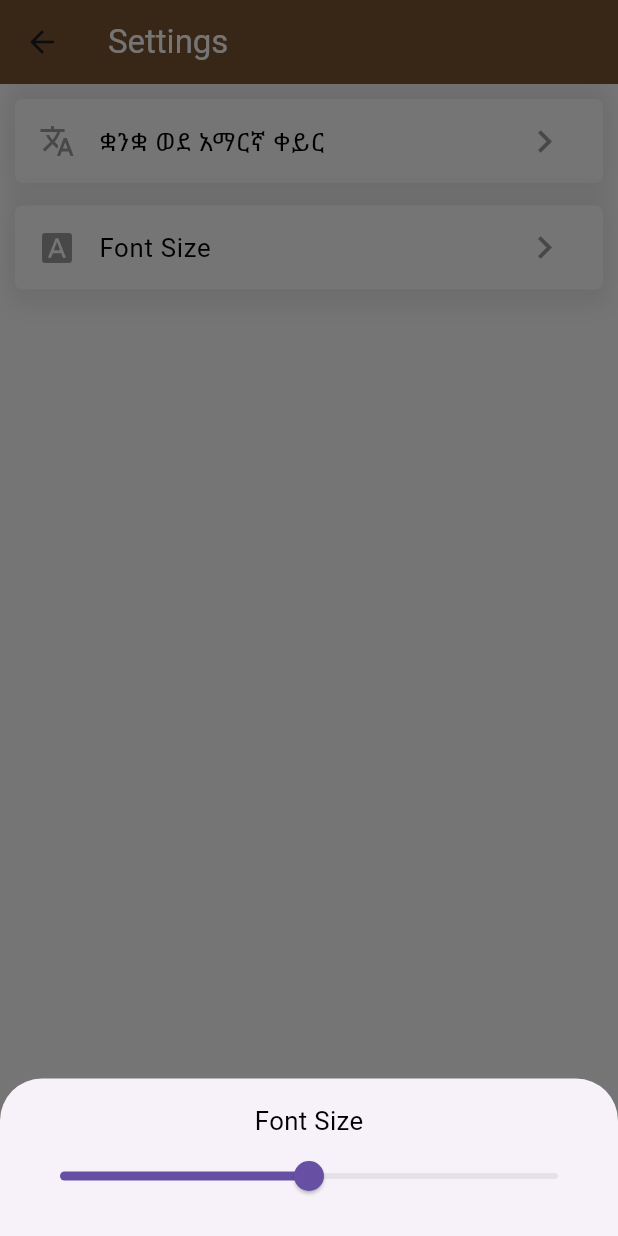
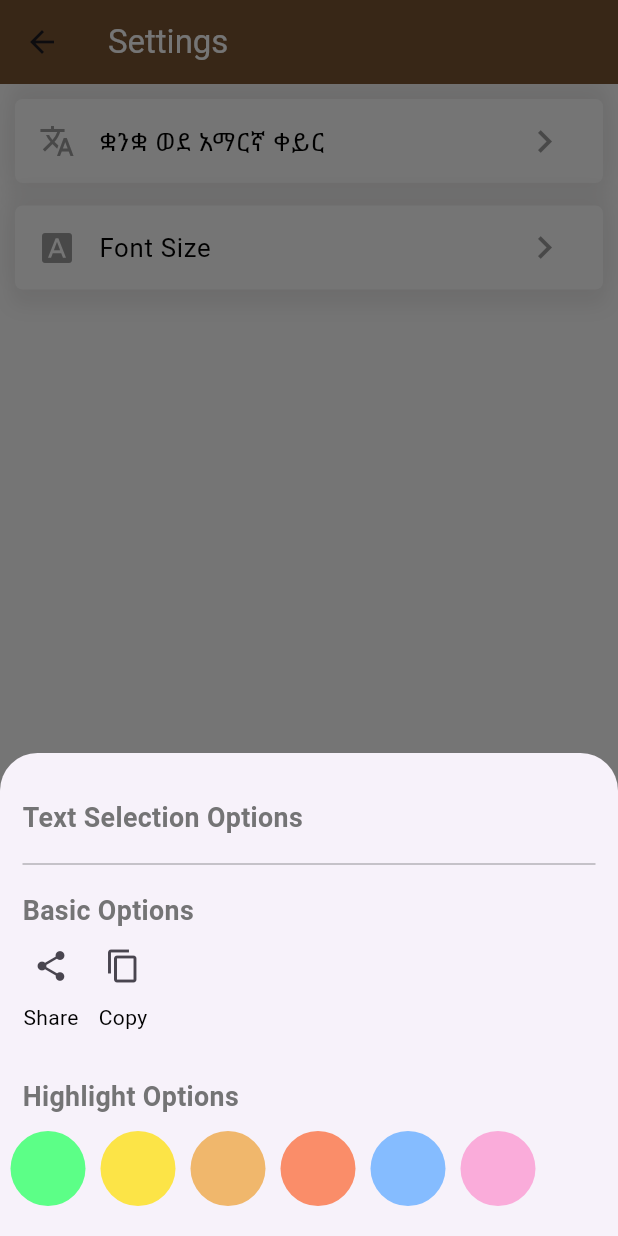
Before and after one commit to EphremAsnake/Bible_Book_APP, a Flutter app: the SettingsView screen opened by its route, after a tap on "Change Language To English", after a tap on "Font Size", on a phone screen of 412 x 824 dp. Run offline on Flutter 3.47's test engine with Material 3 defaults, Android fonts, the phone set to English and light mode, and no system bars; our stand-ins replace connectivity_plus, expandable_page_view, flutter_easyloading, flutter_spinkit, get, hive and 8 more; missing offline and left inert: flutter_inappwebview, flutter_statusbarcolor_ns, store_redirect, zoom_widget; accounts and stored records are empty; network calls fail.

Commit message:
highlight feature progress and other bug fixes

```diff
--- a/lib/app/modules/detail/controllers/detail_controller.dart
+++ b/lib/app/modules/detail/controllers/detail_controller.dart
@@ -48,6 +48,8 @@ class DetailController extends GetxController {
   bool isLoading = false;
   bool isSelectingBook = false;
   double fontSize = 12.5;
+  bool isRowSelected = false;
+
 
   List<String> searchPlaceOptions = [
     'ot'.tr,
--- /dev/null
+++ b/lib/app/modules/detail/views/widgets/text_selection_widget.dart
@@ -0,0 +1,242 @@
+import 'package:bible_book_app/app/core/shared_controllers/database_service.dart';
+import 'package:bible_book_app/app/data/models/bible/versesAMH.dart';
+import 'package:bible_book_app/app/modules/detail/controllers/detail_controller.dart';
+import 'package:bible_book_app/app/modules/detail/views/widgets/highlight_color.dart';
+import 'package:bible_book_app/app/modules/home/views/widgets/exit_confirmation_dialogue.dart';
+import 'package:bible_book_app/app/utils/helpers/get_and_set_highlight_color.dart';
+import 'package:flutter/material.dart';
+import 'package:flutter/services.dart';
+import 'package:get/get.dart';
+import 'package:share_plus/share_plus.dart';
+import 'package:sizer/sizer.dart';
+
+void textSelectionOptions(
+    BuildContext context, int id, String tableName, Verses? verse) {
+  final DetailController detailController = Get.find<DetailController>();
+  showModalBottomSheet(
+    shape: const RoundedRectangleBorder(
+        borderRadius: BorderRadius.only(
+            topLeft: Radius.circular(25), topRight: Radius.circular(25))),
+    context: context,
+    builder: (BuildContext context) {
+      return GetBuilder<DetailController>(
+        init: DetailController(),
+        initState: (_) {},
+        builder: (_) {
+          return Container(
+            padding: const EdgeInsets.symmetric(vertical: 20, horizontal: 5),
+            child: Column(
+              mainAxisSize: MainAxisSize.min,
+              mainAxisAlignment: MainAxisAlignment.start,
+              crossAxisAlignment: CrossAxisAlignment.start,
+              children: [
+                Padding(
+                  padding: const EdgeInsets.only(top: 10, left: 10, right: 10),
+                  child: Text(
+                    "Text Selection Options",
+                    style: TextStyle(
+                        fontSize: 13.sp,
+                        color: themeData?.grayTextColor,
+                        fontWeight: FontWeight.bold),
+                  ),
+                ),
+                Padding(
+                  padding: const EdgeInsets.only(
+                      top: 10, left: 10, right: 10, bottom: 5),
+                  child: Divider(
+                    color: themeData?.grayTextColor.withOpacity(0.5),
+                  ),
+                ),
+                Padding(
+                  padding: const EdgeInsets.only(top: 5, left: 10, right: 10),
+                  child: Text(
+                    "Basic Options",
+                    style: TextStyle(
+                        fontSize: 13.sp,
+                        color: themeData?.grayTextColor,
+                        fontWeight: FontWeight.bold),
+                  ),
+                ),
+                Row(
+                  mainAxisAlignment: MainAxisAlignment.start,
+                  children: [
+                    const SizedBox(
+                      width: 5,
+                    ),
+                    Column(
+                      mainAxisAlignment: MainAxisAlignment.center,
+                      crossAxisAlignment: CrossAxisAlignment.center,
+                      children: [
+                        IconButton(
+                            onPressed: () async {
+                              await share(
+                                  "test share", "test subject", context);
+                            },
+                            icon: const Icon(Icons.share)),
+                        const Text("Share")
+                      ],
+                    ),
+                    Column(
+                      mainAxisAlignment: MainAxisAlignment.center,
+                      crossAxisAlignment: CrossAxisAlignment.center,
+                      children: [
+                        IconButton(
+                            onPressed: () {
+                              copyToClipboard('Text to Copy');
+                            },
+                            icon: const Icon(Icons.copy)),
+                        const Text("Copy")
+                      ],
+                    ),
+                  ],
+                ),
+                Padding(
+                  padding: const EdgeInsets.only(top: 30, left: 10, right: 10,bottom: 10),
+                  child: Text(
+                    "Highlight Options",
+                    style: TextStyle(
+                        fontSize: 13.sp,
+                        color: themeData?.grayTextColor,
+                        fontWeight: FontWeight.bold),
+                  ),
+                ),
+                SingleChildScrollView(
+                  scrollDirection: Axis.horizontal,
+                  child: Row(
+                    mainAxisAlignment: MainAxisAlignment.center,
+                    children: [
+                      const SizedBox(
+                        width: 2,
+                      ),
+                      GestureDetector(
+                        onTap: () async {
+                          int color =
+                              setHighlightColor(HighlightColors.highlightGreen);
+                          await DatabaseService()
+                              .updateHighlight(id, color, tableName);
+                          detailController.isRowSelected = false;
+                          verse?.highlight = color;
+                          detailController.update();
+                        },
+                        child: const CircleAvatar(
+                          backgroundColor: HighlightColors.highlightGreen,
+                           radius: 25,
+                        ),
+                      ),
+                      const SizedBox(
+                        width: 10,
+                      ),
+                      GestureDetector(
+                        onTap: () async {
+                          int color = setHighlightColor(
+                              HighlightColors.highlightYellow);
+                          await DatabaseService()
+                              .updateHighlight(id, color, tableName);
+                          detailController.isRowSelected = false;
+                          verse?.highlight = color;
+                          detailController.update();
+                        },
+                        child: const CircleAvatar(
+                          backgroundColor: HighlightColors.highlightYellow,
+                           radius: 25,
+                        ),
+                      ),
+                       const SizedBox(
+                        width: 10,
+                      ),
+                      GestureDetector(
+                        onTap: () async {
+                          int color = setHighlightColor(
+                              HighlightColors.highlightOrange);
+                          await DatabaseService()
+                              .updateHighlight(id, color, tableName);
+                          detailController.isRowSelected = false;
+                          verse?.highlight = color;
+                          detailController.update();
+                        },
+                        child: const CircleAvatar(
+                          backgroundColor: HighlightColors.highlightOrange,
+                           radius: 25,
+                        ),
+                      ),
+                       const SizedBox(
+                        width: 10,
+                      ),
+                      GestureDetector(
+                        onTap: () async {
+                          int color =
+                              setHighlightColor(HighlightColors.highlightRed);
+                          await DatabaseService()
+                              .updateHighlight(id, color, tableName);
+                          detailController.isRowSelected = false;
+                          verse?.highlight = color;
+                          detailController.update();
+                        },
+                        child: const CircleAvatar(
+                          backgroundColor: HighlightColors.highlightRed,
+                           radius: 25,
+                        ),
+                      ),
+                       const SizedBox(
+                        width: 10,
+                      ),
+                      GestureDetector(
+                        onTap: () async {
+                          int color =
+                              setHighlightColor(HighlightColors.highlightBlue);
+                          await DatabaseService()
+                              .updateHighlight(id, color, tableName);
+                          detailController.isRowSelected = false;
+                          verse?.highlight = color;
+                          detailController.update();
+                        },
+                        child: const CircleAvatar(
+                          backgroundColor: HighlightColors.highlightBlue,
+                           radius: 25,
+                        ),
+                      ),
+                       const SizedBox(
+                        width: 10,
+                      ),
+                      GestureDetector(
+                        onTap: () async {
+                          int color =
+                              setHighlightColor(HighlightColors.highlightPink);
+                          await DatabaseService()
+                              .updateHighlight(id, color, tableName);
+                          detailController.isRowSelected = false;
+                          verse?.highlight = color;
+                          detailController.update();
+                        },
+                        child: const CircleAvatar(
+                          backgroundColor: HighlightColors.highlightPink,
+                          radius: 25,
+                        ),
+                      ),
+                      const SizedBox(
+                        width: 5,
+                      ),
+                    ],
+                  ),
+                ),
+              ],
+            ),
+          );
+        },
+      );
+    },
+  );
+}
+
+void copyToClipboard(String text) {
+  Clipboard.setData(ClipboardData(text: text));
+}
+
+Future<void> share(String text, String subject, BuildContext context) async {
+  final box = context.findRenderObject() as RenderBox?;
+  await Share.share(
+    text,
+    subject: subject,
+    sharePositionOrigin: box!.localToGlobal(Offset.zero) & box.size,
+  );
+}
--- a/lib/app/modules/settings/views/settings_view.dart
+++ b/lib/app/modules/settings/views/settings_view.dart
@@ -1,6 +1,6 @@
 import 'package:bible_book_app/app/core/shared_controllers/theme_controller.dart';
 import 'package:bible_book_app/app/modules/detail/controllers/detail_controller.dart';
-import 'package:bible_book_app/app/modules/detail/views/amharic_keyboard.dart';
+import 'package:bible_book_app/app/modules/detail/views/widgets/text_selection_widget.dart';
 import 'package:flutter/material.dart';
 import 'package:flutter/services.dart';
 
@@ -12,6 +12,7 @@ import '../controllers/settings_controller.dart';
 class SettingsView extends GetView<SettingsController> {
   SettingsView({Key? key}) : super(key: key);
   final themeData = Get.find<ThemeController>().themeData.value;
+  final DetailController detailController = Get.find<DetailController>();
   @override
   Widget build(BuildContext context) {
     return Scaffold(
@@ -115,7 +116,7 @@ class SettingsView extends GetView<SettingsController> {
                 ),
                 child: ListTile(
                   onTap: () {
-                    showFontSizeBottomSheet(context);
+                    textSelectionOptions(context, 1, "ENGLISHNIV",null);
                   },
                   leading: const Icon(
                     Icons.font_download,
--- a/pubspec.yaml
+++ b/pubspec.yaml
@@ -30,6 +30,9 @@ dependencies:
   lottie: ^2.7.0
   flutter_launcher_icons: ^0.13.1
   store_redirect: ^2.0.1
+  zoom_widget: ^2.0.1
+  share_plus: ^7.2.2
+  image: ^4.1.7
 
 dev_dependencies:
   flutter_lints: ^2.0.0
```
Also changed, not shown: lib/app/core/shared_controllers/database_service.dart (+18 -0 lines), lib/app/modules/detail/views/detail_view.dart (+84 -45 lines), lib/app/modules/detail/views/widgets/highlight_color.dart (added, +10 -0 lines), lib/app/utils/helpers/get_and_set_highlight_color.dart (added, +38 -0 lines), pubspec.lock, 3 other files.
